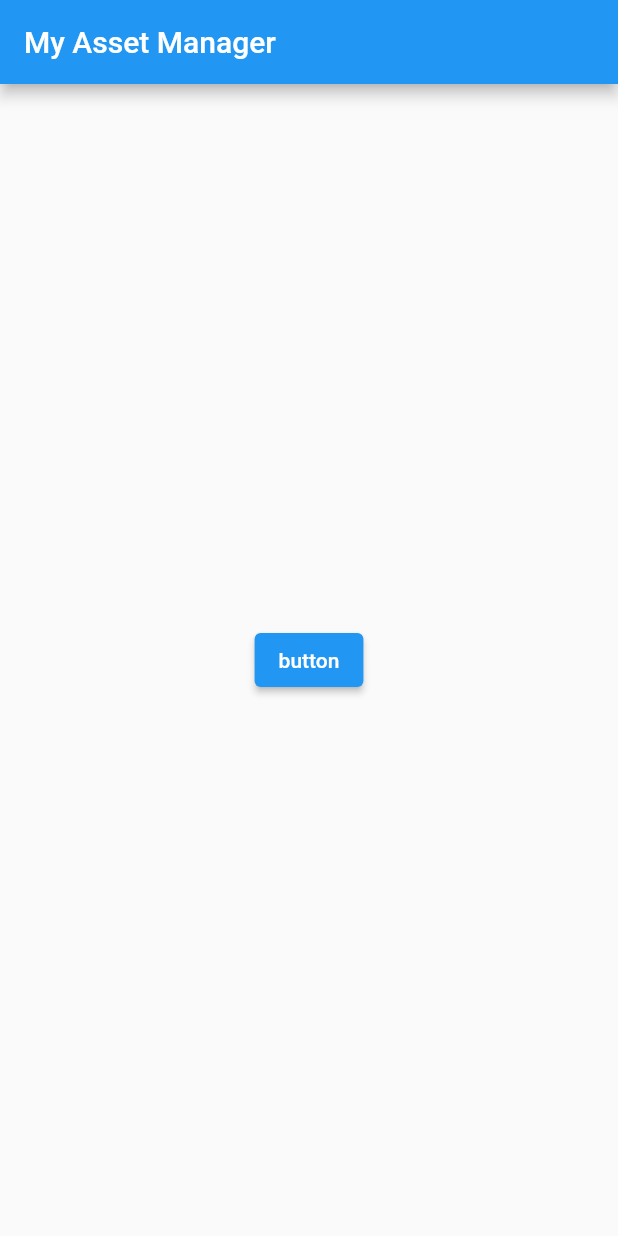
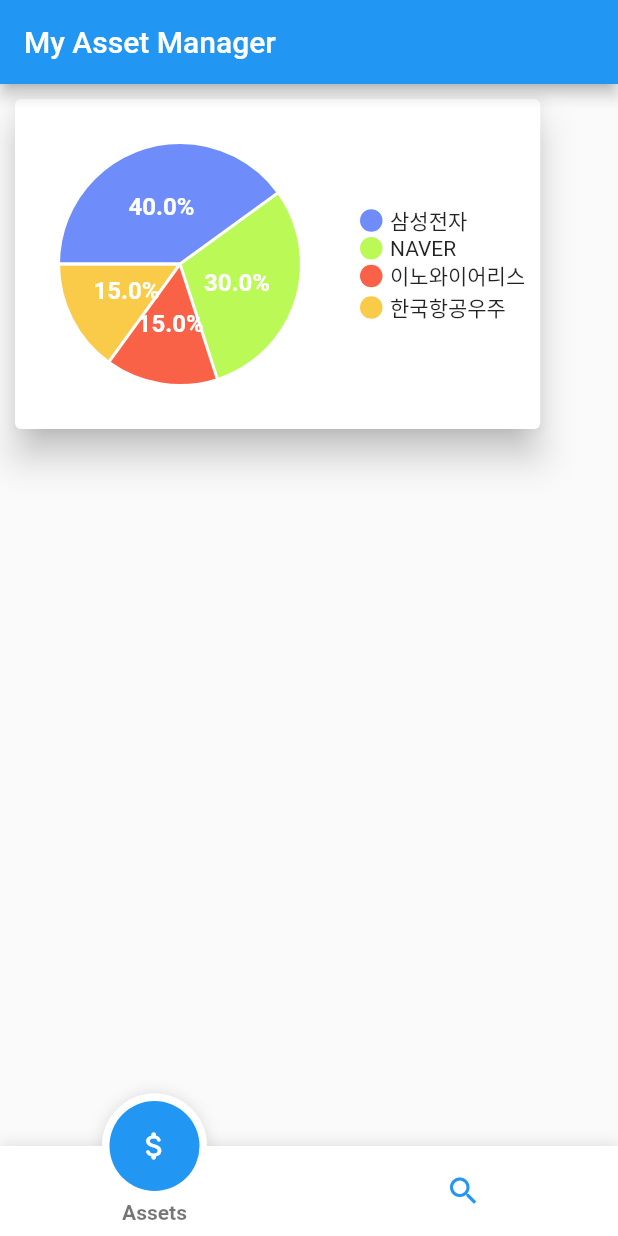
Before and after one commit to kammaii/asset_mng, a Flutter app: the screen it shows after launch, on a phone screen of 412 x 824 dp. Run offline on Flutter 3.47's test engine with Material 2 defaults, Android fonts, the phone set to English and light mode, and no system bars; drawn by our look-alikes of fancy_bottom_navigation, fl_chart; missing offline and left inert: web_scraper.

Commit message:
made circle chart

```diff
--- a/lib/main.dart
+++ b/lib/main.dart
@@ -1,5 +1,7 @@
+import 'package:asset_mng/main_assets.dart';
+import 'package:asset_mng/main_search.dart';
+import 'package:fancy_bottom_navigation/fancy_bottom_navigation.dart';
 import 'package:flutter/material.dart';
-import 'package:web_scraper/web_scraper.dart';
 
 void main() {
   runApp(MyApp());
@@ -13,8 +15,12 @@
 }
 
 class _MyAppState extends State<MyApp> {
+
+  Widget currentPage = MainAssets();
+
   @override
   Widget build(BuildContext context) {
+
 
     return MaterialApp(
       title: 'My Asset Manager',
@@ -23,41 +29,24 @@
           title: Text('My Asset Manager'),
         ),
         body: Center(
-          child: ElevatedButton(
-            child: Text('button'),
-            onPressed: () {
-              webScrapperTest();
-            },
-          ),
+          child: currentPage
+        ),
+        bottomNavigationBar: FancyBottomNavigation(
+          tabs: [
+            TabData(iconData: Icons.attach_money_rounded, title: 'Assets'),
+            TabData(iconData: Icons.search, title: 'Search'),
+          ],
+          onTabChangedListener: (position) {
+            setState(() {
+              if(position == 0) {
+                currentPage = MainAssets();
+              } else if(position == 1) {
+                currentPage = MainSearch();
+              }
+            });
+          },
         ),
       ),
     );
   }
-
-  void webScrapperTest() async {
-    final rawUrl = 'https://unacademy.com/course/gravitation-for-iit-jee/D5A8YSAJ';
-    final webScraper = WebScraper('https://unacademy.com');
-    final endpoint = rawUrl.replaceAll('https://unacademy.com', '');
-
-    if (await webScraper.loadWebPage(endpoint)) {
-      final titleElements = webScraper.getElement(
-          'div.Week__Wrapper-sc-1qeje5a-2 > a.Link__StyledAnchor-sc-1n9f3wx-0 '
-              ' > div.ItemCard__ItemContainer-xrh60s-8 > div.ItemCard__ItemInfo-xrh60s-1'
-              '> h3.H6-sc-1gn2suh-0',
-          []);
-      print(titleElements);
-      final titleList = <String>[];
-      titleElements.forEach((element) {
-        final title = element['title'];
-        titleList.add('$title');
-      });
-      print(titleList);
-      // if (mounted)
-      //   setState(() {
-      //     this.titleList = titleList;
-      //   });
-    } else {
-      print('Cannot load url');
-    }
-  }
 }
--- /dev/null
+++ b/lib/main_assets.dart
@@ -0,0 +1,113 @@
+import 'package:flutter/gestures.dart';
+import 'package:flutter/material.dart';
+import 'package:fl_chart/fl_chart.dart';
+
+class MainAssets extends StatefulWidget {
+  const MainAssets({Key? key}) : super(key: key);
+
+  @override
+  _MainAssetsState createState() => _MainAssetsState();
+}
+
+class _MainAssetsState extends State<MainAssets> {
+  double circleChartRadius = 80.0;
+  int touchedIndex = -1;
+  List<Color> chartColors = [Color(0xff6E8DFA),Color(0xffBBFA56),Color(0xffFA6248),Color(0xffFACB48),Color(0xff61FAB7),Color(0xffFA7F9E),Color(0xff5CDDFA),Color(0xffFAE443),Color(0xff50FA68),Color(0xff8269FA)];
+  List<String> testTitleList = ['삼성전자','NAVER','이노와이어리스','한국항공우주'];
+  List<double> testValueList = [40, 30, 15, 15];
+
+  @override
+  Widget build(BuildContext context) {
+    return Column(
+      children: [
+        Row(
+          children: [
+            getCircleChart(testTitleList, testValueList),
+          ],
+        ),
+      ],
+    );
+  }
+
+  Card getCircleChart(List<String> titleList, List<double> valueList) {
+    return Card(
+      margin: EdgeInsets.all(10.0),
+      color: Colors.white,
+      elevation: 10,
+      child: Padding(
+        padding: const EdgeInsets.all(10.0),
+        child: Row(
+          mainAxisSize: MainAxisSize.min,
+          children: [
+            Container(
+              width: circleChartRadius*2.5,
+              height: circleChartRadius*2.5,
+              child: PieChart(
+                PieChartData(
+                    pieTouchData: PieTouchData(touchCallback: (pieTouchResponse) {
+                      setState(() {
+                        final desiredTouch = pieTouchResponse.touchInput is! PointerExitEvent &&
+                            pieTouchResponse.touchInput is! PointerUpEvent;
+                        if (desiredTouch && pieTouchResponse.touchedSection != null) {
+                          touchedIndex = pieTouchResponse.touchedSection!.touchedSectionIndex;
+                        } else {
+                          touchedIndex = -1;
+                        }
+                      });
+                    }),
+                    startDegreeOffset: 180,
+                    centerSpaceRadius: 0,
+                    sections: getSections(valueList)
+                ),
+              ),
+            ),
+            SizedBox(width: 20),
+            Column(
+              mainAxisSize: MainAxisSize.min,
+              mainAxisAlignment: MainAxisAlignment.end,
+              crossAxisAlignment: CrossAxisAlignment.start,
+              children: getIndicators(titleList),
+            )
+          ],
+        ),
+      ),
+    );
+  }
+
+  List<Row> getIndicators(List<String> titleList) {
+    double circleSize = 15;
+    return List.generate(titleList.length, (i) {
+      return Row(
+        children: [
+          Container(
+            width: circleSize,
+            height: circleSize,
+            decoration: BoxDecoration(
+              shape: BoxShape.circle,
+              color: chartColors[i]
+            ),
+          ),
+          SizedBox(width: 5),
+          Text(titleList[i])
+        ],
+      );
+    });
+  }
+
+  List<PieChartSectionData> getSections(List<double> valueList) {
+    return List.generate(valueList.length, (i) {
+      final isTouched = i == touchedIndex;
+      final fontSize = isTouched ? 25.0 : 16.0;
+      final radius = isTouched ? circleChartRadius+10 : circleChartRadius;
+
+      return PieChartSectionData(
+        color: chartColors[i],
+        value: valueList[i],
+        title: '${valueList[i].toString()}%',
+        radius: radius,
+        titleStyle: TextStyle(
+            fontSize: fontSize, fontWeight: FontWeight.bold, color: Colors.white),
+      );
+    });
+  }
+}
--- /dev/null
+++ b/lib/main_search.dart
@@ -0,0 +1,51 @@
+import 'package:flutter/material.dart';
+import 'package:web_scraper/web_scraper.dart';
+
+
+class MainSearch extends StatefulWidget {
+  const MainSearch({Key? key}) : super(key: key);
+
+  @override
+  _MainSearchState createState() => _MainSearchState();
+}
+
+class _MainSearchState extends State<MainSearch> {
+  @override
+  Widget build(BuildContext context) {
+    return Center(
+      child: ElevatedButton(
+        child: Text('button'),
+        onPressed: () {
+          webScrapperTest();
+        },
+      ),
+    );
+  }
+
+  void webScrapperTest() async {
+    final rawUrl = 'https://unacademy.com/course/gravitation-for-iit-jee/D5A8YSAJ';
+    final webScraper = WebScraper('https://unacademy.com');
+    final endpoint = rawUrl.replaceAll('https://unacademy.com', '');
+
+    if (await webScraper.loadWebPage(endpoint)) {
+      final titleElements = webScraper.getElement(
+          'div.Week__Wrapper-sc-1qeje5a-2 > a.Link__StyledAnchor-sc-1n9f3wx-0 '
+              ' > div.ItemCard__ItemContainer-xrh60s-8 > div.ItemCard__ItemInfo-xrh60s-1'
+              '> h3.H6-sc-1gn2suh-0',
+          []);
+      print(titleElements);
+      final titleList = <String>[];
+      titleElements.forEach((element) {
+        final title = element['title'];
+        titleList.add('$title');
+      });
+      print(titleList);
+      // if (mounted)
+      //   setState(() {
+      //     this.titleList = titleList;
+      //   });
+    } else {
+      print('Cannot load url');
+    }
+  }
+}
--- a/pubspec.yaml
+++ b/pubspec.yaml
@@ -29,6 +29,8 @@
   # Use with the CupertinoIcons class for iOS style icons.
   cupertino_icons: ^1.0.2
   web_scraper: ^0.1.4
+  fancy_bottom_navigation: ^0.3.2
+  fl_chart: ^0.36.3
 
 dev_dependencies:
   flutter_test:
```
Also changed, not shown: pubspec.lock.
